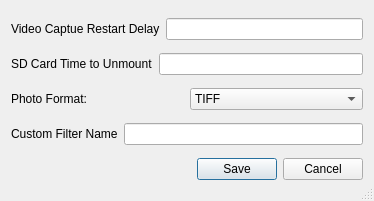
Old version of the form MAPIR_Processing_dockwidget_Advanced.ui in the repository harshanalla/MAPIR_Camera_Control.
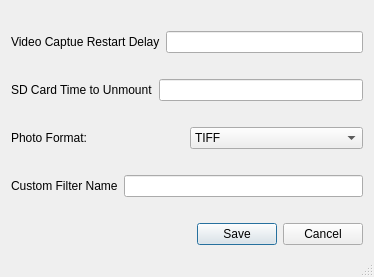
New version of the form.

```diff
--- a/MAPIR_Processing_dockwidget_Advanced.ui
+++ b/MAPIR_Processing_dockwidget_Advanced.ui
@@ -10,7 +10,7 @@
     <x>0</x>
     <y>0</y>
     <width>374</width>
-    <height>201</height>
+    <height>277</height>
    </rect>
   </property>
   <property name="sizePolicy">
```
Left out of the diff: 68 changed lines with no effect on the pictures.
